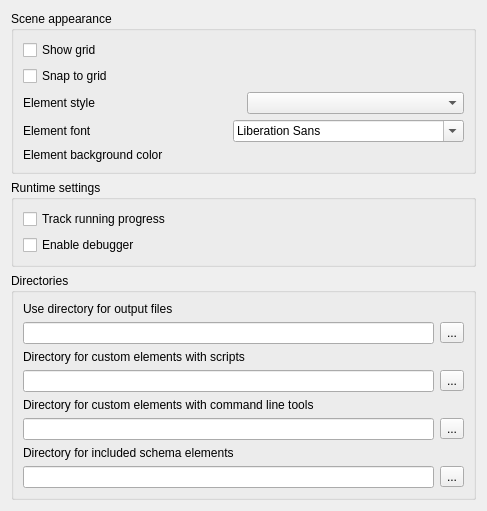
r-barnes/sw_comparison, file implementations/bundled_software/ugene/src/plugins/workflow_designer/src/WorkflowSettingsWidget.ui: the form before one commit.
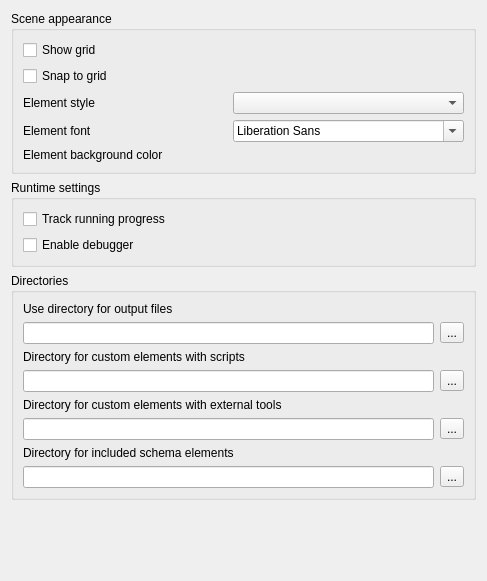
The form after the commit.

The edit to the form file:
```diff
--- a/implementations/bundled_software/ugene/src/plugins/workflow_designer/src/WorkflowSettingsWidget.ui
+++ b/implementations/bundled_software/ugene/src/plugins/workflow_designer/src/WorkflowSettingsWidget.ui
@@ -7,7 +7,7 @@
     <x>0</x>
     <y>0</y>
     <width>487</width>
-    <height>508</height>
+    <height>581</height>
    </rect>
   </property>
   <property name="windowTitle">
@@ -19,38 +19,32 @@
      <property name="title">
       <string>Scene appearance</string>
      </property>
-     <layout class="QVBoxLayout" name="verticalLayout_2">
-      <item>
+     <layout class="QGridLayout" name="gridLayout">
+      <item row="0" column="0">
        <widget class="QCheckBox" name="gridBox">
         <property name="text">
          <string>Show grid</string>
         </property>
        </widget>
       </item>
-      <item>
+      <item row="1" column="0">
        <widget class="QCheckBox" name="snapBox">
         <property name="text">
          <string>Snap to grid</string>
         </property>
        </widget>
       </item>
-      <item>
-       <layout class="QHBoxLayout" name="horizontalLayout_3">
-        <item>
+      <item row="2" column="0">
          <widget class="QLabel" name="label_2">
           <property name="text">
            <string>Element style</string>
           </property>
          </widget>
         </item>
-        <item>
+      <item row="2" column="1">
          <widget class="QComboBox" name="styleCombo"/>
         </item>
-       </layout>
-      </item>
-      <item>
-       <layout class="QHBoxLayout" name="horizontalLayout_4">
-        <item>
+      <item row="3" column="0">
          <widget class="QLabel" name="label">
           <property name="text">
            <string>Element font</string>
@@ -60,11 +54,7 @@
         <item>
          <widget class="QFontComboBox" name="fontCombo"/>
         </item>
-       </layout>
-      </item>
-      <item>
-       <layout class="QHBoxLayout" name="horizontalLayout_5">
-        <item>
+      <item row="4" column="0">
          <widget class="QLabel" name="label_3">
           <property name="text">
            <string>Element background color</string>
@@ -82,8 +72,6 @@
          </widget>
         </item>
        </layout>
-      </item>
-     </layout>
     </widget>
    </item>
    <item>
@@ -163,7 +151,7 @@
       <item>
        <widget class="QLabel" name="label_5">
         <property name="text">
-         <string>Directory for custom elements with command line tools</string>
+         <string>Directory for custom elements with external tools</string>
         </property>
        </widget>
       </item>
```
Left out of the diff: 4 changed lines with no effect on the pictures. Lines whose indentation alone changed are shown as unchanged.
